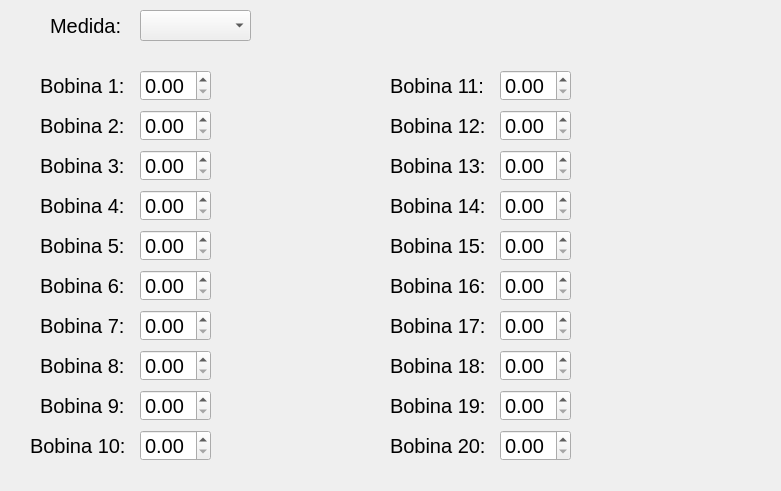
Before: the Qt Designer form Bolsaco/Extrusora.ui in maurocipo/Bolsaco, drawn with Qt 5.
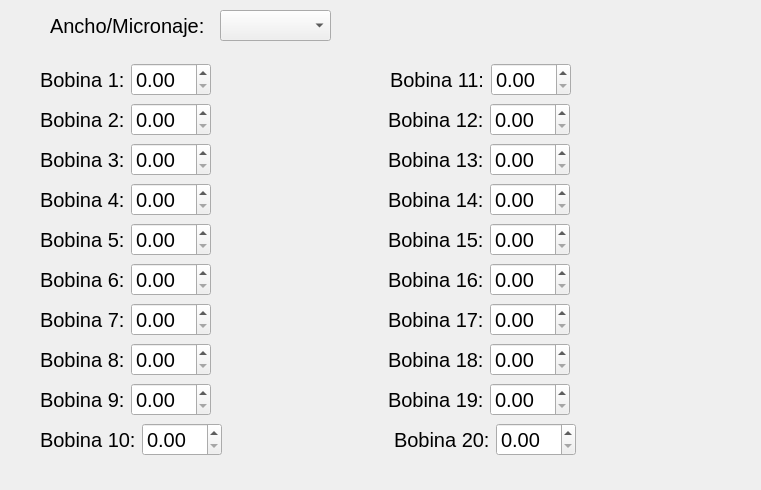
After: the same form once the commit is applied.

Patch:
```diff
--- a/Bolsaco/Extrusora.ui
+++ b/Bolsaco/Extrusora.ui
@@ -6,679 +6,19 @@
    <rect>
     <x>0</x>
     <y>0</y>
-    <width>781</width>
-    <height>491</height>
+    <width>761</width>
+    <height>490</height>
    </rect>
   </property>
   <property name="windowTitle">
    <string>Form</string>
   </property>
-  <widget class="QLabel" name="label">
-   <property name="geometry">
-    <rect>
-     <x>40</x>
-     <y>60</y>
-     <width>91</width>
-     <height>51</height>
-    </rect>
-   </property>
-   <property name="font">
-    <font>
-     <pointsize>15</pointsize>
-    </font>
-   </property>
-   <property name="text">
-    <string>Bobina 1:</string>
-   </property>
-  </widget>
-  <widget class="QLabel" name="label_2">
-   <property name="geometry">
-    <rect>
-     <x>40</x>
-     <y>100</y>
-     <width>91</width>
-     <height>51</height>
-    </rect>
-   </property>
-   <property name="font">
-    <font>
-     <pointsize>15</pointsize>
-    </font>
-   </property>
-   <property name="text">
-    <string>Bobina 2:</string>
-   </property>
-  </widget>
-  <widget class="QLabel" name="label_3">
-   <property name="geometry">
-    <rect>
-     <x>40</x>
-     <y>140</y>
-     <width>91</width>
-     <height>51</height>
-    </rect>
-   </property>
-   <property name="font">
-    <font>
-     <pointsize>15</pointsize>
-    </font>
-   </property>
-   <property name="text">
-    <string>Bobina 3:</string>
-   </property>
-  </widget>
-  <widget class="QLabel" name="label_4">
-   <property name="geometry">
-    <rect>
-     <x>40</x>
-     <y>180</y>
-     <width>91</width>
-     <height>51</height>
-    </rect>
-   </property>
-   <property name="font">
-    <font>
-     <pointsize>15</pointsize>
-    </font>
-   </property>
-   <property name="text">
-    <string>Bobina 4:</string>
-   </property>
-  </widget>
-  <widget class="QLabel" name="label_5">
-   <property name="geometry">
-    <rect>
-     <x>40</x>
-     <y>220</y>
-     <width>91</width>
-     <height>51</height>
-    </rect>
-   </property>
-   <property name="font">
-    <font>
-     <pointsize>15</pointsize>
-    </font>
-   </property>
-   <property name="text">
-    <string>Bobina 5:</string>
-   </property>
-  </widget>
-  <widget class="QLabel" name="label_6">
-   <property name="geometry">
-    <rect>
-     <x>40</x>
-     <y>260</y>
-     <width>91</width>
-     <height>51</height>
-    </rect>
-   </property>
-   <property name="font">
-    <font>
-     <pointsize>15</pointsize>
-    </font>
-   </property>
-   <property name="text">
-    <string>Bobina 6:</string>
-   </property>
-  </widget>
-  <widget class="QLabel" name="label_7">
-   <property name="geometry">
-    <rect>
-     <x>40</x>
-     <y>300</y>
-     <width>91</width>
-     <height>51</height>
-    </rect>
-   </property>
-   <property name="font">
-    <font>
-     <pointsize>15</pointsize>
-    </font>
-   </property>
-   <property name="text">
-    <string>Bobina 7:</string>
-   </property>
-  </widget>
-  <widget class="QLabel" name="label_8">
-   <property name="geometry">
-    <rect>
-     <x>40</x>
-     <y>340</y>
-     <width>91</width>
-     <height>51</height>
-    </rect>
-   </property>
-   <property name="font">
-    <font>
-     <pointsize>15</pointsize>
-    </font>
-   </property>
-   <property name="text">
-    <string>Bobina 8:</string>
-   </property>
-  </widget>
-  <widget class="QLabel" name="label_9">
-   <property name="geometry">
-    <rect>
-     <x>40</x>
-     <y>380</y>
-     <width>91</width>
-     <height>51</height>
-    </rect>
-   </property>
-   <property name="font">
-    <font>
-     <pointsize>15</pointsize>
-    </font>
-   </property>
-   <property name="text">
-    <string>Bobina 9:</string>
-   </property>
-  </widget>
-  <widget class="QLabel" name="label_10">
-   <property name="geometry">
-    <rect>
-     <x>30</x>
-     <y>420</y>
-     <width>101</width>
-     <height>51</height>
-    </rect>
-   </property>
-   <property name="font">
-    <font>
-     <pointsize>15</pointsize>
-    </font>
-   </property>
-   <property name="text">
-    <string>Bobina 10:</string>
-   </property>
-  </widget>
-  <widget class="QLabel" name="label_11">
-   <property name="geometry">
-    <rect>
-     <x>390</x>
-     <y>60</y>
-     <width>101</width>
-     <height>51</height>
-    </rect>
-   </property>
-   <property name="font">
-    <font>
-     <pointsize>15</pointsize>
-    </font>
-   </property>
-   <property name="text">
-    <string>Bobina 11:</string>
-   </property>
-  </widget>
-  <widget class="QLabel" name="label_12">
-   <property name="geometry">
-    <rect>
-     <x>390</x>
-     <y>100</y>
-     <width>101</width>
-     <height>51</height>
-    </rect>
-   </property>
-   <property name="font">
-    <font>
-     <pointsize>15</pointsize>
-    </font>
-   </property>
-   <property name="text">
-    <string>Bobina 12:</string>
-   </property>
-  </widget>
-  <widget class="QLabel" name="label_13">
-   <property name="geometry">
-    <rect>
-     <x>390</x>
-     <y>140</y>
-     <width>101</width>
-     <height>51</height>
-    </rect>
-   </property>
-   <property name="font">
-    <font>
-     <pointsize>15</pointsize>
-    </font>
-   </property>
-   <property name="text">
-    <string>Bobina 13:</string>
-   </property>
-  </widget>
-  <widget class="QLabel" name="label_14">
-   <property name="geometry">
-    <rect>
-     <x>390</x>
-     <y>180</y>
-     <width>101</width>
-     <height>51</height>
-    </rect>
-   </property>
-   <property name="font">
-    <font>
-     <pointsize>15</pointsize>
-    </font>
-   </property>
-   <property name="text">
-    <string>Bobina 14:</string>
-   </property>
-  </widget>
-  <widget class="QLabel" name="label_15">
-   <property name="geometry">
-    <rect>
-     <x>390</x>
-     <y>220</y>
-     <width>101</width>
-     <height>51</height>
-    </rect>
-   </property>
-   <property name="font">
-    <font>
-     <pointsize>15</pointsize>
-    </font>
-   </property>
-   <property name="text">
-    <string>Bobina 15:</string>
-   </property>
-  </widget>
-  <widget class="QLabel" name="label_16">
-   <property name="geometry">
-    <rect>
-     <x>390</x>
-     <y>260</y>
-     <width>101</width>
-     <height>51</height>
-    </rect>
-   </property>
-   <property name="font">
-    <font>
-     <pointsize>15</pointsize>
-    </font>
-   </property>
-   <property name="text">
-    <string>Bobina 16:</string>
-   </property>
-  </widget>
-  <widget class="QLabel" name="label_17">
-   <property name="geometry">
-    <rect>
-     <x>390</x>
-     <y>300</y>
-     <width>101</width>
-     <height>51</height>
-    </rect>
-   </property>
-   <property name="font">
-    <font>
-     <pointsize>15</pointsize>
-    </font>
-   </property>
-   <property name="text">
-    <string>Bobina 17:</string>
-   </property>
-  </widget>
-  <widget class="QLabel" name="label_18">
-   <property name="geometry">
-    <rect>
-     <x>390</x>
-     <y>340</y>
-     <width>101</width>
-     <height>51</height>
-    </rect>
-   </property>
-   <property name="font">
-    <font>
-     <pointsize>15</pointsize>
-    </font>
-   </property>
-   <property name="text">
-    <string>Bobina 18:</string>
-   </property>
-  </widget>
-  <widget class="QLabel" name="label_19">
-   <property name="geometry">
-    <rect>
-     <x>390</x>
-     <y>380</y>
-     <width>101</width>
-     <height>51</height>
-    </rect>
-   </property>
-   <property name="font">
-    <font>
-     <pointsize>15</pointsize>
-    </font>
-   </property>
-   <property name="text">
-    <string>Bobina 19:</string>
-   </property>
-  </widget>
-  <widget class="QLabel" name="label_20">
-   <property name="geometry">
-    <rect>
-     <x>390</x>
-     <y>420</y>
-     <width>101</width>
-     <height>51</height>
-    </rect>
-   </property>
-   <property name="font">
-    <font>
-     <pointsize>15</pointsize>
-    </font>
-   </property>
-   <property name="text">
-    <string>Bobina 20:</string>
-   </property>
-  </widget>
-  <widget class="QDoubleSpinBox" name="doubleSpinBox_1">
-   <property name="geometry">
-    <rect>
-     <x>140</x>
-     <y>70</y>
-     <width>71</width>
-     <height>31</height>
-    </rect>
-   </property>
-   <property name="font">
-    <font>
-     <pointsize>15</pointsize>
-    </font>
-   </property>
-  </widget>
-  <widget class="QDoubleSpinBox" name="doubleSpinBox_2">
-   <property name="geometry">
-    <rect>
-     <x>140</x>
-     <y>110</y>
-     <width>71</width>
-     <height>31</height>
-    </rect>
-   </property>
-   <property name="font">
-    <font>
-     <pointsize>15</pointsize>
-    </font>
-   </property>
-  </widget>
-  <widget class="QDoubleSpinBox" name="doubleSpinBox_3">
-   <property name="geometry">
-    <rect>
-     <x>140</x>
-     <y>150</y>
-     <width>71</width>
-     <height>31</height>
-    </rect>
-   </property>
-   <property name="font">
-    <font>
-     <pointsize>15</pointsize>
-    </font>
-   </property>
-  </widget>
-  <widget class="QDoubleSpinBox" name="doubleSpinBox_4">
-   <property name="geometry">
-    <rect>
-     <x>140</x>
-     <y>190</y>
-     <width>71</width>
-     <height>31</height>
-    </rect>
-   </property>
-   <property name="font">
-    <font>
-     <pointsize>15</pointsize>
-    </font>
-   </property>
-  </widget>
-  <widget class="QDoubleSpinBox" name="doubleSpinBox_5">
-   <property name="geometry">
-    <rect>
-     <x>140</x>
-     <y>230</y>
-     <width>71</width>
-     <height>31</height>
-    </rect>
-   </property>
-   <property name="font">
-    <font>
-     <pointsize>15</pointsize>
-    </font>
-   </property>
-  </widget>
-  <widget class="QDoubleSpinBox" name="doubleSpinBox_6">
-   <property name="geometry">
-    <rect>
-     <x>140</x>
-     <y>270</y>
-     <width>71</width>
-     <height>31</height>
-    </rect>
-   </property>
-   <property name="font">
-    <font>
-     <pointsize>15</pointsize>
-    </font>
-   </property>
-  </widget>
-  <widget class="QDoubleSpinBox" name="doubleSpinBox_7">
-   <property name="geometry">
-    <rect>
-     <x>140</x>
-     <y>310</y>
-     <width>71</width>
-     <height>31</height>
-    </rect>
-   </property>
-   <property name="font">
-    <font>
-     <pointsize>15</pointsize>
-    </font>
-   </property>
-  </widget>
-  <widget class="QDoubleSpinBox" name="doubleSpinBox_8">
-   <property name="geometry">
-    <rect>
-     <x>140</x>
-     <y>350</y>
-     <width>71</width>
-     <height>31</height>
-    </rect>
-   </property>
-   <property name="font">
-    <font>
-     <pointsize>15</pointsize>
-    </font>
-   </property>
-  </widget>
-  <widget class="QDoubleSpinBox" name="doubleSpinBox_9">
-   <property name="geometry">
-    <rect>
-     <x>140</x>
-     <y>390</y>
-     <width>71</width>
-     <height>31</height>
-    </rect>
-   </property>
-   <property name="font">
-    <font>
-     <pointsize>15</pointsize>
-    </font>
-   </property>
-  </widget>
-  <widget class="QDoubleSpinBox" name="doubleSpinBox_10">
-   <property name="geometry">
-    <rect>
-     <x>140</x>
-     <y>430</y>
-     <width>71</width>
-     <height>31</height>
-    </rect>
-   </property>
-   <property name="font">
-    <font>
-     <pointsize>15</pointsize>
-    </font>
-   </property>
-  </widget>
-  <widget class="QDoubleSpinBox" name="doubleSpinBox_11">
-   <property name="geometry">
-    <rect>
-     <x>500</x>
-     <y>70</y>
-     <width>71</width>
-     <height>31</height>
-    </rect>
-   </property>
-   <property name="font">
-    <font>
-     <pointsize>15</pointsize>
-    </font>
-   </property>
-  </widget>
-  <widget class="QDoubleSpinBox" name="doubleSpinBox_12">
-   <property name="geometry">
-    <rect>
-     <x>500</x>
-     <y>110</y>
-     <width>71</width>
-     <height>31</height>
-    </rect>
-   </property>
-   <property name="font">
-    <font>
-     <pointsize>15</pointsize>
-    </font>
-   </property>
-  </widget>
-  <widget class="QDoubleSpinBox" name="doubleSpinBox_13">
-   <property name="geometry">
-    <rect>
-     <x>500</x>
-     <y>150</y>
-     <width>71</width>
-     <height>31</height>
-    </rect>
-   </property>
-   <property name="font">
-    <font>
-     <pointsize>15</pointsize>
-    </font>
-   </property>
-  </widget>
-  <widget class="QDoubleSpinBox" name="doubleSpinBox_14">
-   <property name="geometry">
-    <rect>
-     <x>500</x>
-     <y>190</y>
-     <width>71</width>
-     <height>31</height>
-    </rect>
-   </property>
-   <property name="font">
-    <font>
-     <pointsize>15</pointsize>
-    </font>
-   </property>
-  </widget>
-  <widget class="QDoubleSpinBox" name="doubleSpinBox_15">
-   <property name="geometry">
-    <rect>
-     <x>500</x>
-     <y>230</y>
-     <width>71</width>
-     <height>31</height>
-    </rect>
-   </property>
-   <property name="font">
-    <font>
-     <pointsize>15</pointsize>
-    </font>
-   </property>
-  </widget>
-  <widget class="QDoubleSpinBox" name="doubleSpinBox_16">
-   <property name="geometry">
-    <rect>
-     <x>500</x>
-     <y>270</y>
-     <width>71</width>
-     <height>31</height>
-    </rect>
-   </property>
-   <property name="font">
-    <font>
-     <pointsize>15</pointsize>
-    </font>
-   </property>
-  </widget>
-  <widget class="QDoubleSpinBox" name="doubleSpinBox_17">
-   <property name="geometry">
-    <rect>
-     <x>500</x>
-     <y>310</y>
-     <width>71</width>
-     <height>31</height>
-    </rect>
-   </property>
-   <property name="font">
-    <font>
-     <pointsize>15</pointsize>
-    </font>
-   </property>
-  </widget>
-  <widget class="QDoubleSpinBox" name="doubleSpinBox_18">
-   <property name="geometry">
-    <rect>
-     <x>500</x>
-     <y>350</y>
-     <width>71</width>
-     <height>31</height>
-    </rect>
-   </property>
-   <property name="font">
-    <font>
-     <pointsize>15</pointsize>
-    </font>
-   </property>
-  </widget>
-  <widget class="QDoubleSpinBox" name="doubleSpinBox_19">
-   <property name="geometry">
-    <rect>
-     <x>500</x>
-     <y>390</y>
-     <width>71</width>
-     <height>31</height>
-    </rect>
-   </property>
-   <property name="font">
-    <font>
-     <pointsize>15</pointsize>
-    </font>
-   </property>
-  </widget>
-  <widget class="QDoubleSpinBox" name="doubleSpinBox_20">
-   <property name="geometry">
-    <rect>
-     <x>500</x>
-     <y>430</y>
-     <width>71</width>
-     <height>31</height>
-    </rect>
-   </property>
-   <property name="font">
-    <font>
-     <pointsize>15</pointsize>
-    </font>
-   </property>
-  </widget>
   <widget class="QLabel" name="label_21">
    <property name="geometry">
     <rect>
      <x>50</x>
      <y>10</y>
-     <width>71</width>
+     <width>161</width>
      <height>31</height>
     </rect>
    </property>
@@ -688,13 +28,13 @@
     </font>
    </property>
    <property name="text">
-    <string>Medida:</string>
+    <string>Ancho/Micronaje:</string>
    </property>
   </widget>
   <widget class="QComboBox" name="comboBox">
    <property name="geometry">
     <rect>
-     <x>140</x>
+     <x>220</x>
      <y>10</y>
      <width>111</width>
      <height>31</height>
@@ -706,6 +46,806 @@
     </font>
    </property>
   </widget>
+  <widget class="QWidget" name="horizontalLayoutWidget">
+   <property name="geometry">
+    <rect>
+     <x>40</x>
+     <y>40</y>
+     <width>703</width>
+     <height>80</height>
+    </rect>
+   </property>
+   <layout class="QHBoxLayout" name="horizontalLayout">
+    <item>
+     <widget class="QLabel" name="label_Bobina1">
+      <property name="font">
+       <font>
+        <pointsize>15</pointsize>
+       </font>
+      </property>
+      <property name="text">
+       <string>Bobina 1:</string>
+      </property>
+     </widget>
+    </item>
+    <item>
+     <widget class="QDoubleSpinBox" name="doubleSpinBox_1">
+      <property name="font">
+       <font>
+        <pointsize>15</pointsize>
+       </font>
+      </property>
+     </widget>
+    </item>
+    <item>
+     <spacer name="horizontalSpacer_2">
+      <property name="orientation">
+       <enum>Qt::Horizontal</enum>
+      </property>
+      <property name="sizeHint" stdset="0">
+       <size>
+        <width>40</width>
+        <height>20</height>
+       </size>
+      </property>
+     </spacer>
+    </item>
+    <item>
+     <widget class="QLabel" name="label_Bobina11">
+      <property name="font">
+       <font>
+        <pointsize>15</pointsize>
+       </font>
+      </property>
+      <property name="text">
+       <string>Bobina 11:</string>
+      </property>
+     </widget>
+    </item>
+    <item>
+     <widget class="QDoubleSpinBox" name="doubleSpinBox_11">
+      <property name="font">
+       <font>
+        <pointsize>15</pointsize>
+       </font>
+      </property>
+     </widget>
+    </item>
+    <item>
+     <spacer name="horizontalSpacer_11">
+      <property name="orientation">
+       <enum>Qt::Horizontal</enum>
+      </property>
+      <property name="sizeHint" stdset="0">
+       <size>
+        <width>40</width>
+        <height>20</height>
+       </size>
+      </property>
+     </spacer>
+    </item>
+   </layout>
+  </widget>
+  <widget class="QWidget" name="horizontalLayoutWidget_2">
+   <property name="geometry">
+    <rect>
+     <x>40</x>
+     <y>80</y>
+     <width>701</width>
+     <height>80</height>
+    </rect>
+   </property>
+   <layout class="QHBoxLayout" name="horizontalLayout_2">
+    <item>
+     <widget class="QLabel" name="label_Bobina2">
+      <property name="font">
+       <font>
+        <pointsize>15</pointsize>
+       </font>
+      </property>
+      <property name="text">
+       <string>Bobina 2:</string>
+      </property>
+     </widget>
+    </item>
+    <item>
+     <widget class="QDoubleSpinBox" name="doubleSpinBox_2">
+      <property name="font">
+       <font>
+        <pointsize>15</pointsize>
+       </font>
+      </property>
+     </widget>
+    </item>
+    <item>
+     <spacer name="horizontalSpacer">
+      <property name="orientation">
+       <enum>Qt::Horizontal</enum>
+      </property>
+      <property name="sizeHint" stdset="0">
+       <size>
+        <width>40</width>
+        <height>20</height>
+       </size>
+      </property>
+     </spacer>
+    </item>
+    <item>
+     <widget class="QLabel" name="label_Bobina12">
+      <property name="font">
+       <font>
+        <pointsize>15</pointsize>
+       </font>
+      </property>
+      <property name="text">
+       <string>Bobina 12:</string>
+      </property>
+     </widget>
+    </item>
+    <item>
+     <widget class="QDoubleSpinBox" name="doubleSpinBox_12">
+      <property name="font">
+       <font>
+        <pointsize>15</pointsize>
+       </font>
+      </property>
+     </widget>
+    </item>
+    <item>
+     <spacer name="horizontalSpacer_12">
+      <property name="orientation">
+       <enum>Qt::Horizontal</enum>
+      </property>
+      <property name="sizeHint" stdset="0">
+       <size>
+        <width>40</width>
+        <height>20</height>
+       </size>
+      </property>
+     </spacer>
+    </item>
+   </layout>
+  </widget>
+  <widget class="QWidget" name="horizontalLayoutWidget_3">
+   <property name="geometry">
+    <rect>
+     <x>40</x>
+     <y>120</y>
+     <width>701</width>
+     <height>80</height>
+    </rect>
+   </property>
+   <layout class="QHBoxLayout" name="horizontalLayout_3">
+    <item>
+     <widget class="QLabel" name="label_Bobina3">
+      <property name="font">
+       <font>
+        <pointsize>15</pointsize>
+       </font>
+      </property>
+      <property name="text">
+       <string>Bobina 3:</string>
+      </property>
+     </widget>
+    </item>
+    <item>
+     <widget class="QDoubleSpinBox" name="doubleSpinBox_3">
+      <property name="font">
+       <font>
+        <pointsize>15</pointsize>
+       </font>
+      </property>
+     </widget>
+    </item>
+    <item>
+     <spacer name="horizontalSpacer_3">
+      <property name="orientation">
+       <enum>Qt::Horizontal</enum>
+      </property>
+      <property name="sizeHint" stdset="0">
+       <size>
+        <width>40</width>
+        <height>20</height>
+       </size>
+      </property>
+     </spacer>
+    </item>
+    <item>
+     <widget class="QLabel" name="label_Bobina13">
+      <property name="font">
+       <font>
+        <pointsize>15</pointsize>
+       </font>
+      </property>
+      <property name="text">
+       <string>Bobina 13:</string>
+      </property>
+     </widget>
+    </item>
+    <item>
+     <widget class="QDoubleSpinBox" name="doubleSpinBox_13">
+      <property name="font">
+       <font>
+        <pointsize>15</pointsize>
+       </font>
+      </property>
+     </widget>
+    </item>
+    <item>
+     <spacer name="horizontalSpacer_13">
+      <property name="orientation">
+       <enum>Qt::Horizontal</enum>
+      </property>
+      <property name="sizeHint" stdset="0">
+       <size>
+        <width>40</width>
+        <height>20</height>
+       </size>
+      </property>
+     </spacer>
+    </item>
+   </layout>
+  </widget>
+  <widget class="QWidget" name="horizontalLayoutWidget_4">
+   <property name="geometry">
+    <rect>
+     <x>40</x>
+     <y>160</y>
+     <width>701</width>
+     <height>80</height>
+    </rect>
+   </property>
+   <layout class="QHBoxLayout" name="horizontalLayout_4">
+    <item>
+     <widget class="QLabel" name="label_Bobina4">
+      <property name="font">
+       <font>
+        <pointsize>15</pointsize>
+       </font>
+      </property>
+      <property name="text">
+       <string>Bobina 4:</string>
+      </property>
+     </widget>
+    </item>
+    <item>
+     <widget class="QDoubleSpinBox" name="doubleSpinBox_4">
+      <property name="font">
+       <font>
+        <pointsize>15</pointsize>
+       </font>
+      </property>
+     </widget>
+    </item>
+    <item>
+     <spacer name="horizontalSpacer_4">
+      <property name="orientation">
+       <enum>Qt::Horizontal</enum>
+      </property>
+      <property name="sizeHint" stdset="0">
+       <size>
+        <width>40</width>
+        <height>20</height>
+       </size>
+      </property>
+     </spacer>
+    </item>
+    <item>
+     <widget class="QLabel" name="label_Bobina14">
+      <property name="font">
+       <font>
+        <pointsize>15</pointsize>
+       </font>
+      </property>
+      <property name="text">
+       <string>Bobina 14:</string>
+      </property>
+     </widget>
+    </item>
+    <item>
+     <widget class="QDoubleSpinBox" name="doubleSpinBox_14">
+      <property name="font">
+       <font>
+        <pointsize>15</pointsize>
+       </font>
+      </property>
+     </widget>
+    </item>
+    <item>
+     <spacer name="horizontalSpacer_14">
+      <property name="orientation">
+       <enum>Qt::Horizontal</enum>
+      </property>
+      <property name="sizeHint" stdset="0">
+       <size>
+        <width>40</width>
+        <height>20</height>
+       </size>
+      </property>
+     </spacer>
+    </item>
+   </layout>
+  </widget>
+  <widget class="QWidget" name="horizontalLayoutWidget_5">
+   <property name="geometry">
+    <rect>
+     <x>40</x>
+     <y>200</y>
+     <width>701</width>
+     <height>80</height>
+    </rect>
+   </property>
+   <layout class="QHBoxLayout" name="horizontalLayout_5">
+    <item>
+     <widget class="QLabel" name="label_Bobina5">
+      <property name="font">
+       <font>
+        <pointsize>15</pointsize>
+       </font>
+      </property>
+      <property name="text">
+       <string>Bobina 5:</string>
+      </property>
+     </widget>
+    </item>
+    <item>
+     <widget class="QDoubleSpinBox" name="doubleSpinBox_5">
+      <property name="font">
+       <font>
+        <pointsize>15</pointsize>
+       </font>
+      </property>
+     </widget>
+    </item>
+    <item>
+     <spacer name="horizontalSpacer_5">
+      <property name="orientation">
+       <enum>Qt::Horizontal</enum>
+      </property>
+      <property name="sizeHint" stdset="0">
+       <size>
+        <width>40</width>
+        <height>20</height>
+       </size>
+      </property>
+     </spacer>
+    </item>
+    <item>
+     <widget class="QLabel" name="label_Bobina15">
+      <property name="font">
+       <font>
+        <pointsize>15</pointsize>
+       </font>
+      </property>
+      <property name="text">
+       <string>Bobina 15:</string>
+      </property>
+     </widget>
+    </item>
+    <item>
+     <widget class="QDoubleSpinBox" name="doubleSpinBox_15">
+      <property name="font">
+       <font>
+        <pointsize>15</pointsize>
+       </font>
+      </property>
+     </widget>
+    </item>
+    <item>
+     <spacer name="horizontalSpacer_15">
+      <property name="orientation">
+       <enum>Qt::Horizontal</enum>
+      </property>
+      <property name="sizeHint" stdset="0">
+       <size>
+        <width>40</width>
+        <height>20</height>
+       </size>
+      </property>
+     </spacer>
+    </item>
+   </layout>
+  </widget>
+  <widget class="QWidget" name="horizontalLayoutWidget_6">
+   <property name="geometry">
+    <rect>
+     <x>40</x>
+     <y>240</y>
+     <width>701</width>
+     <height>80</height>
+    </rect>
+   </property>
+   <layout class="QHBoxLayout" name="horizontalLayout_6">
+    <item>
+     <widget class="QLabel" name="label_Bobina6">
+      <property name="font">
+       <font>
+        <pointsize>15</pointsize>
+       </font>
+      </property>
+      <property name="text">
+       <string>Bobina 6:</string>
+      </property>
+     </widget>
+    </item>
+    <item>
+     <widget class="QDoubleSpinBox" name="doubleSpinBox_6">
+      <property name="font">
+       <font>
+        <pointsize>15</pointsize>
+       </font>
+      </property>
+     </widget>
+    </item>
+    <item>
+     <spacer name="horizontalSpacer_6">
+      <property name="orientation">
+       <enum>Qt::Horizontal</enum>
+      </property>
+      <property name="sizeHint" stdset="0">
+       <size>
+        <width>40</width>
+        <height>20</height>
+       </size>
+      </property>
+     </spacer>
+    </item>
+    <item>
+     <widget class="QLabel" name="label_Bobina16">
+      <property name="font">
+       <font>
+        <pointsize>15</pointsize>
+       </font>
+      </property>
+      <property name="text">
+       <string>Bobina 16:</string>
+      </property>
+     </widget>
+    </item>
+    <item>
+     <widget class="QDoubleSpinBox" name="doubleSpinBox_16">
+      <property name="font">
+       <font>
+        <pointsize>15</pointsize>
+       </font>
+      </property>
+     </widget>
+    </item>
+    <item>
+     <spacer name="horizontalSpacer_16">
+      <property name="orientation">
+       <enum>Qt::Horizontal</enum>
+      </property>
+      <property name="sizeHint" stdset="0">
+       <size>
+        <width>40</width>
+        <height>20</height>
+       </size>
+      </property>
+     </spacer>
+    </item>
+   </layout>
+  </widget>
+  <widget class="QWidget" name="horizontalLayoutWidget_7">
+   <property name="geometry">
+    <rect>
+     <x>40</x>
+     <y>280</y>
+     <width>701</width>
+     <height>80</height>
+    </rect>
+   </property>
+   <layout class="QHBoxLayout" name="horizontalLayout_7">
+    <item>
+     <widget class="QLabel" name="label_Bobina7">
+      <property name="font">
+       <font>
+        <pointsize>15</pointsize>
+       </font>
+      </property>
+      <property name="text">
+       <string>Bobina 7:</string>
+      </property>
+     </widget>
+    </item>
+    <item>
+     <widget class="QDoubleSpinBox" name="doubleSpinBox_7">
+      <property name="font">
+       <font>
+        <pointsize>15</pointsize>
+       </font>
+      </property>
+     </widget>
+    </item>
+    <item>
+     <spacer name="horizontalSpacer_7">
+      <property name="orientation">
+       <enum>Qt::Horizontal</enum>
+      </property>
+      <property name="sizeHint" stdset="0">
+       <size>
+        <width>40</width>
+        <height>20</height>
+       </size>
+      </property>
+     </spacer>
+    </item>
+    <item>
+     <widget class="QLabel" name="label_Bobina17">
+      <property name="font">
+       <font>
+        <pointsize>15</pointsize>
+       </font>
+      </property>
+      <property name="text">
+       <string>Bobina 17:</string>
+      </property>
+     </widget>
+    </item>
+    <item>
+     <widget class="QDoubleSpinBox" name="doubleSpinBox_17">
+      <property name="font">
+       <font>
+        <pointsize>15</pointsize>
+       </font>
+      </property>
+     </widget>
+    </item>
+    <item>
+     <spacer name="horizontalSpacer_17">
+      <property name="orientation">
+       <enum>Qt::Horizontal</enum>
+      </property>
+      <property name="sizeHint" stdset="0">
+       <size>
+        <width>40</width>
+        <height>20</height>
+       </size>
+      </property>
+     </spacer>
+    </item>
+   </layout>
+  </widget>
+  <widget class="QWidget" name="horizontalLayoutWidget_8">
+   <property name="geometry">
+    <rect>
+     <x>40</x>
+     <y>320</y>
+     <width>701</width>
+     <height>80</height>
+    </rect>
+   </property>
+   <layout class="QHBoxLayout" name="horizontalLayout_8">
+    <item>
+     <widget class="QLabel" name="label_Bobina8">
+      <property name="font">
+       <font>
+        <pointsize>15</pointsize>
+       </font>
+      </property>
+      <property name="text">
+       <string>Bobina 8:</string>
+      </property>
+     </widget>
+    </item>
+    <item>
+     <widget class="QDoubleSpinBox" name="doubleSpinBox_8">
+      <property name="font">
+       <font>
+        <pointsize>15</pointsize>
+       </font>
+      </property>
+     </widget>
+    </item>
+    <item>
+     <spacer name="horizontalSpacer_8">
+      <property name="orientation">
+       <enum>Qt::Horizontal</enum>
+      </property>
+      <property name="sizeHint" stdset="0">
+       <size>
+        <width>40</width>
+        <height>20</height>
+       </size>
+      </property>
+     </spacer>
+    </item>
+    <item>
+     <widget class="QLabel" name="label_Bobina18">
+      <property name="font">
+       <font>
+        <pointsize>15</pointsize>
+       </font>
+      </property>
+      <property name="text">
+       <string>Bobina 18:</string>
+      </property>
+     </widget>
+    </item>
+    <item>
+     <widget class="QDoubleSpinBox" name="doubleSpinBox_18">
+      <property name="font">
+       <font>
+        <pointsize>15</pointsize>
+       </font>
+      </property>
+     </widget>
+    </item>
+    <item>
+     <spacer name="horizontalSpacer_18">
+      <property name="orientation">
+       <enum>Qt::Horizontal</enum>
+      </property>
+      <property name="sizeHint" stdset="0">
+       <size>
+        <width>40</width>
+        <height>20</height>
+       </size>
+      </property>
+     </spacer>
+    </item>
+   </layout>
+  </widget>
+  <widget class="QWidget" name="horizontalLayoutWidget_9">
+   <property name="geometry">
+    <rect>
+     <x>40</x>
+     <y>360</y>
+     <width>701</width>
+     <height>80</height>
+    </rect>
+   </property>
+   <layout class="QHBoxLayout" name="horizontalLayout_9">
+    <item>
+     <widget class="QLabel" name="label_Bobina9">
+      <property name="font">
+       <font>
+        <pointsize>15</pointsize>
+       </font>
+      </property>
+      <property name="text">
+       <string>Bobina 9:</string>
+      </property>
+     </widget>
+    </item>
+    <item>
+     <widget class="QDoubleSpinBox" name="doubleSpinBox_9">
+      <property name="font">
+       <font>
+        <pointsize>15</pointsize>
+       </font>
+      </property>
+     </widget>
+    </item>
+    <item>
+     <spacer name="horizontalSpacer_9">
+      <property name="orientation">
+       <enum>Qt::Horizontal</enum>
+      </property>
+      <property name="sizeHint" stdset="0">
+       <size>
+        <width>40</width>
+        <height>20</height>
+       </size>
+      </property>
+     </spacer>
+    </item>
+    <item>
+     <widget class="QLabel" name="label_Bobina19">
+      <property name="font">
+       <font>
+        <pointsize>15</pointsize>
+       </font>
+      </property>
+      <property name="text">
+       <string>Bobina 19:</string>
+      </property>
+     </widget>
+    </item>
+    <item>
+     <widget class="QDoubleSpinBox" name="doubleSpinBox_19">
+      <property name="font">
+       <font>
+        <pointsize>15</pointsize>
+       </font>
+      </property>
+     </widget>
+    </item>
+    <item>
+     <spacer name="horizontalSpacer_19">
+      <property name="orientation">
+       <enum>Qt::Horizontal</enum>
+      </property>
+      <property name="sizeHint" stdset="0">
+       <size>
+        <width>40</width>
+        <height>20</height>
+       </size>
+      </property>
+     </spacer>
+    </item>
+   </layout>
+  </widget>
+  <widget class="QWidget" name="horizontalLayoutWidget_10">
+   <property name="geometry">
+    <rect>
+     <x>40</x>
+     <y>400</y>
+     <width>701</width>
+     <height>80</height>
+    </rect>
+   </property>
+   <layout class="QHBoxLayout" name="horizontalLayout_10">
+    <item>
+     <widget class="QLabel" name="label_Bobina10">
+      <property name="font">
+       <font>
+        <pointsize>15</pointsize>
+       </font>
+      </property>
+      <property name="text">
+       <string>Bobina 10:</string>
+      </property>
+     </widget>
+    </item>
+    <item>
+     <widget class="QDoubleSpinBox" name="doubleSpinBox_10">
+      <property name="font">
+       <font>
+        <pointsize>15</pointsize>
+       </font>
+      </property>
+     </widget>
+    </item>
+    <item>
+     <spacer name="horizontalSpacer_10">
+      <property name="orientation">
+       <enum>Qt::Horizontal</enum>
+      </property>
+      <property name="sizeHint" stdset="0">
+       <size>
+        <width>40</width>
+        <height>20</height>
+       </size>
+      </property>
+     </spacer>
+    </item>
+    <item>
+     <widget class="QLabel" name="label_Bobina20">
+      <property name="font">
+       <font>
+        <pointsize>15</pointsize>
+       </font>
+      </property>
+      <property name="text">
+       <string>Bobina 20:</string>
+      </property>
+     </widget>
+    </item>
+    <item>
+     <widget class="QDoubleSpinBox" name="doubleSpinBox_20">
+      <property name="font">
+       <font>
+        <pointsize>15</pointsize>
+       </font>
+      </property>
+     </widget>
+    </item>
+    <item>
+     <spacer name="horizontalSpacer_20">
+      <property name="orientation">
+       <enum>Qt::Horizontal</enum>
+      </property>
+      <property name="sizeHint" stdset="0">
+       <size>
+        <width>40</width>
+        <height>20</height>
+       </size>
+      </property>
+     </spacer>
+    </item>
+   </layout>
+  </widget>
  </widget>
  <tabstops>
   <tabstop>comboBox</tabstop>
```
